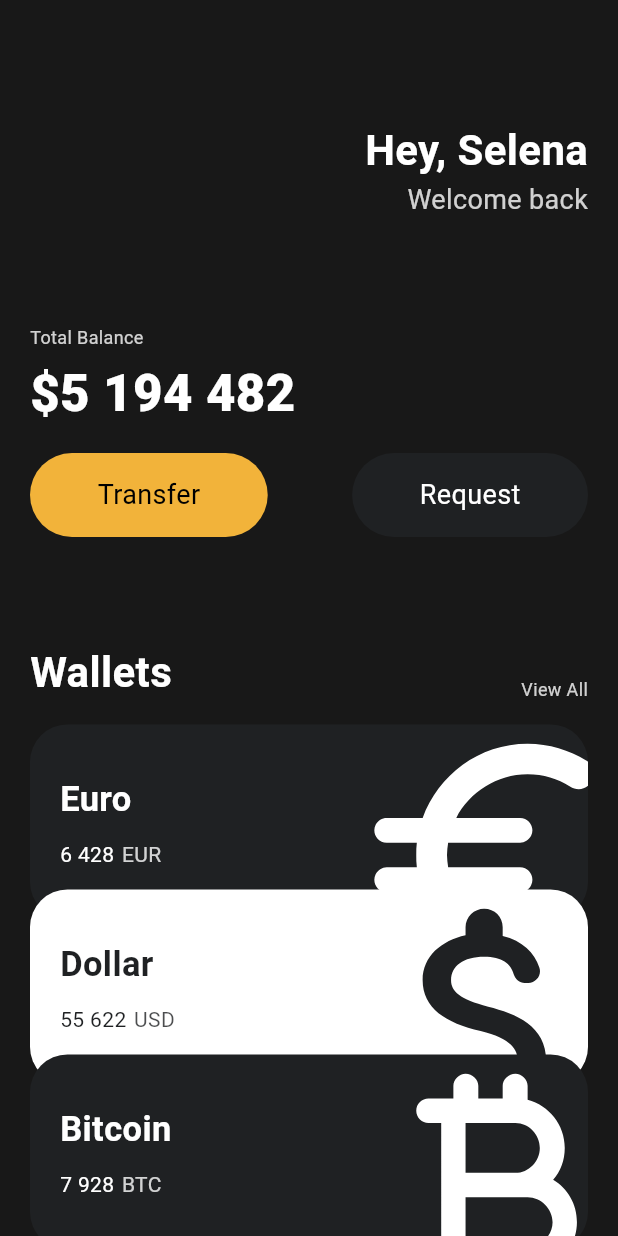
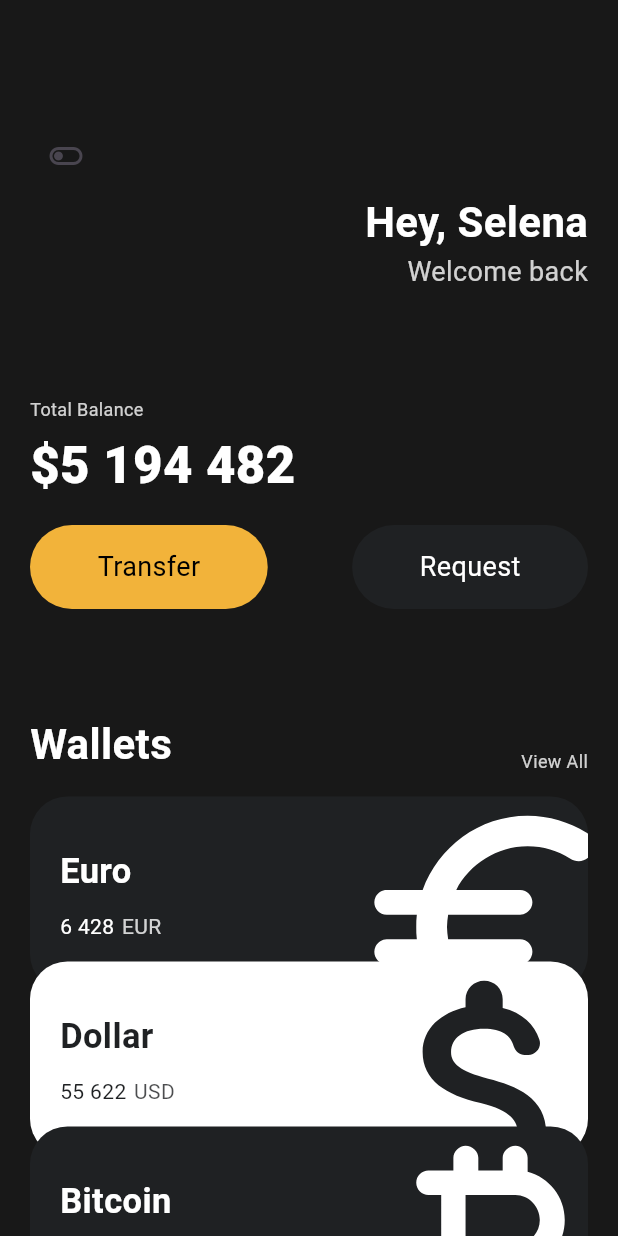
Before and after one commit to JunDemi/flutter_travel, a Flutter app: the screen it shows after launch, on a phone screen of 412 x 824 dp. Run offline on Flutter 3.47's test engine with Material 3 defaults, Android fonts, the light colour scheme and no system bars.

Commit message:
buildContext, theme, lifeCycle

```diff
--- a/lib/main.dart
+++ b/lib/main.dart
@@ -7,10 +7,34 @@
   runApp(App());
 }
 
-class App extends StatelessWidget {
+class App extends StatefulWidget {
+  const App({super.key});
+
+  @override
+  State<App> createState() => _AppState();
+}
+
+class _AppState extends State<App> {
+  bool showTitle = true;
+
+  void showToggle() {
+    setState(() {
+      showTitle = !showTitle;
+    });
+  }
+
   @override
   Widget build(BuildContext context) {
     return MaterialApp(
+      theme: ThemeData(
+        textTheme: TextTheme(
+          titleLarge: TextStyle(
+            color: Colors.white,
+            fontSize: 28,
+            fontWeight: FontWeight.w600,
+          ),
+        ),
+      ),
       home: Scaffold(
         backgroundColor: Color(0xFF181818),
         body: SingleChildScrollView(
@@ -24,20 +48,17 @@
                 SizedBox(
                   height: 80,
                 ),
+                IconButton(
+                  onPressed: showToggle,
+                  icon: Icon(Icons.toggle_off_outlined),
+                ),
                 Row(
                   mainAxisAlignment: MainAxisAlignment.end,
                   children: [
                     Column(
                       crossAxisAlignment: CrossAxisAlignment.end,
                       children: [
-                        Text(
-                          'Hey, Selena',
-                          style: TextStyle(
-                            fontSize: 28,
-                            fontWeight: FontWeight.w600,
-                            color: Colors.white,
-                          ),
-                        ),
+                        showTitle ? MyLargeTitle() : Text(''),
                         Text(
                           'Welcome back',
                           style: TextStyle(
@@ -123,3 +144,42 @@
     );
   }
 }
+
+//타이틀 텍스트 테마 적용 테스트
+class MyLargeTitle extends StatefulWidget {
+  const MyLargeTitle({
+    super.key,
+  });
+
+  @override
+  State<MyLargeTitle> createState() => _MyLargeTitleState();
+}
+
+class _MyLargeTitleState extends State<MyLargeTitle> {
+  int count = 0;
+
+  //위젯 빌드 이전에 실행
+  @override
+  void initState() {
+    super.initState();
+  }
+
+  //위젯이 사라지면 실행
+  @override
+  void dispose() {
+    super.dispose();
+  }
+
+  //위젯 빌드
+  @override
+  Widget build(BuildContext context) {
+    return Text(
+      'Hey, Selena',
+      style: TextStyle(
+        fontSize: Theme.of(context).textTheme.titleLarge?.fontSize,
+        fontWeight: Theme.of(context).textTheme.titleLarge?.fontWeight,
+        color: Theme.of(context).textTheme.titleLarge?.color,
+      ),
+    );
+  }
+}
```
